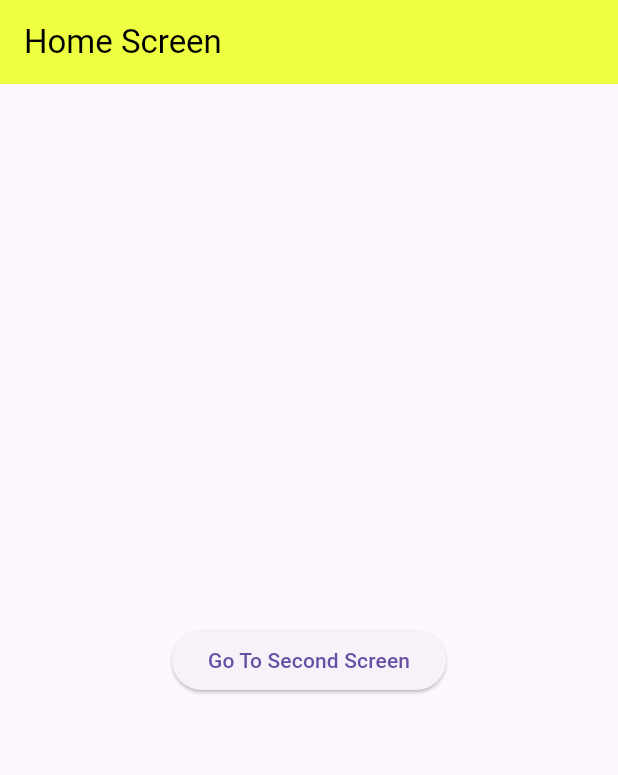
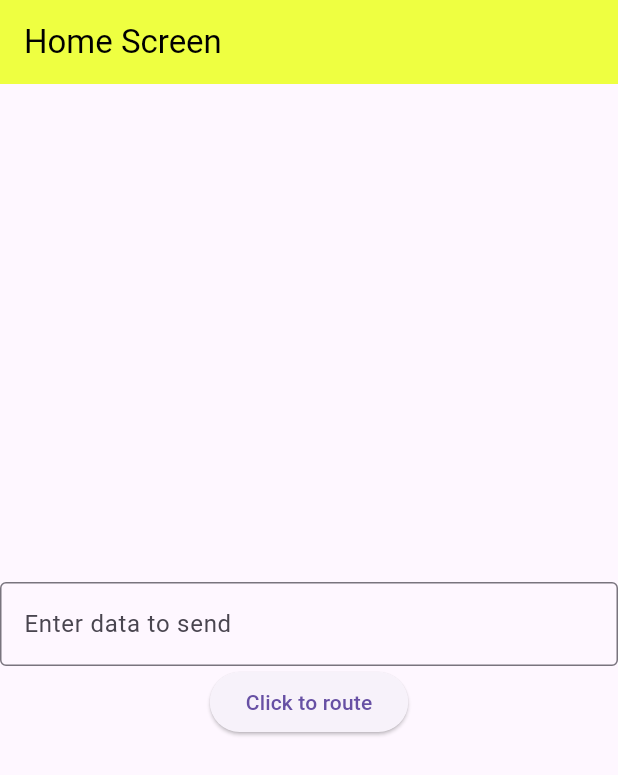
Before and after one commit to tfxTanoli/ContactApp, a Flutter app: the screen it shows after launch, on a phone screen of 412 x 824 dp. Shown: the top 775 px of the screen. Run offline on Flutter 3.47's test engine with Material 3 defaults, Android fonts, the phone set to English and light mode, and no system bars.

Commit message:
Sending Data from one page to second

```diff
--- a/lib/SecondScreen.dart
+++ b/lib/SecondScreen.dart
@@ -1,7 +1,8 @@
 import 'package:flutter/material.dart';
 
 class SecondScreen extends StatelessWidget {
-  SecondScreen({super.key});
+  final String data;
+  SecondScreen({required this.data});
   @override
   Widget build(BuildContext context) {
     return Scaffold(
@@ -11,11 +12,16 @@ class SecondScreen extends StatelessWidget {
         foregroundColor: Colors.lightBlueAccent,
       ),
       body: Center(
-        child: ElevatedButton(
-          onPressed: () {
-            Navigator.pop(context);
-          },
-          child: const Text("Back to Home Screen"),
+        child: Column(
+          children: [
+            Text("Data received from home page is $data"),
+            ElevatedButton(
+              onPressed: () {
+                Navigator.pop(context);
+              },
+              child: const Text("Back to Home Screen"),
+            )
+          ],
         ),
       ),
     );
--- a/lib/main.dart
+++ b/lib/main.dart
@@ -15,6 +15,7 @@ class MyApp extends StatelessWidget {
 }
 
 class HomeScreen extends StatelessWidget {
+  TextEditingController textField = TextEditingController();
   @override
   Widget build(BuildContext context) {
     return Scaffold(
@@ -27,18 +28,21 @@ class HomeScreen extends StatelessWidget {
         child: Column(
           mainAxisAlignment: MainAxisAlignment.center,
           children: [
+            TextField(
+              controller: textField,
+              decoration: InputDecoration(
+                  border: OutlineInputBorder(), hintText: "Enter data to send"),
+            ),
             ElevatedButton(
               onPressed: () {
-                // Navigator.push(
-                //   context,
-                //   MaterialPageRoute(builder: (context) => SecondScreen()),
-                // );
                 Navigator.push(
-                  context,
-                  MaterialPageRoute(builder: (context) => SecondScreen())
-                );
+                    context,
+                    MaterialPageRoute(
+                        builder: (context) => SecondScreen(
+                              data: textField.text,
+                            )));
               },
-              child: const Text("Go To Second Screen"),
+              child: const Text("Click to route"),
             ),
           ],
         ),
```
